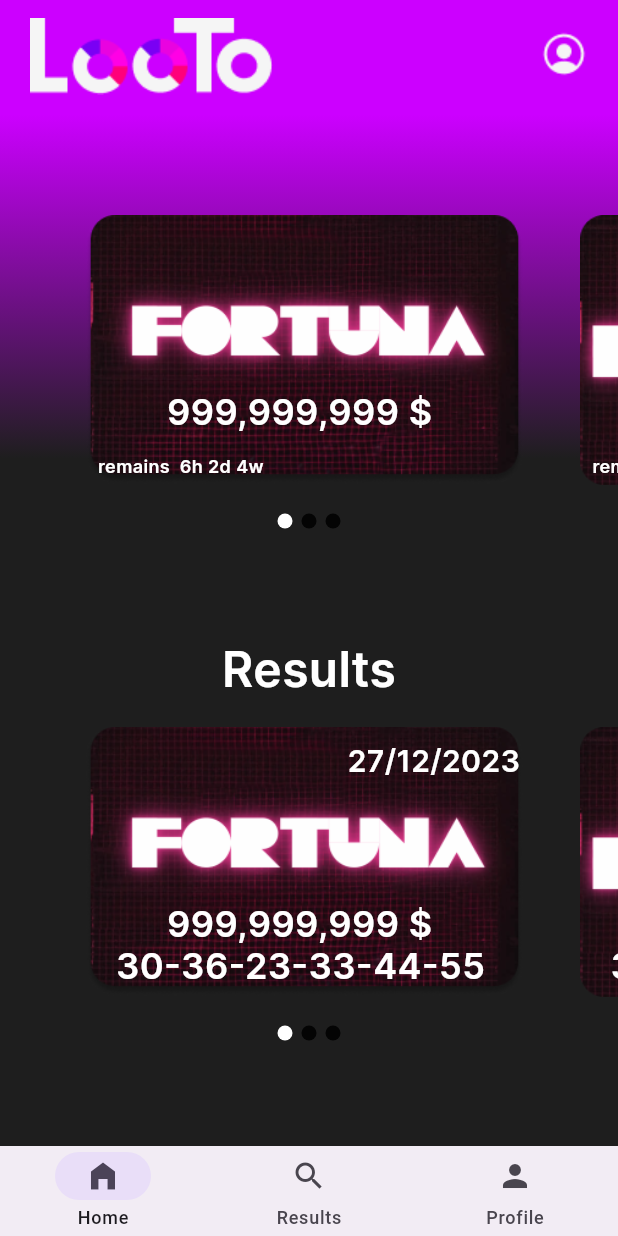
After one commit to can-sevin/lotto_flutter, a Flutter app: the HomeScreen screen opened directly, on a phone screen of 412 x 824 dp. The commit adds this screen. Run offline on Flutter 3.47's test engine with Material 2 defaults, Android fonts, the phone set to English and light mode, and no system bars; our stand-ins replace logger.

Commit message:
Added home screen & navigation

```diff
--- /dev/null
+++ b/lib/screens/home_screen.dart
@@ -0,0 +1,273 @@
+import 'dart:convert';
+import 'dart:developer';
+import 'package:flutter/material.dart';
+import 'package:http/http.dart' as http;
+import 'package:logger/logger.dart';
+import 'package:lotto_flutter/screens/otp_screen.dart';
+
+import '../constants.dart';
+
+class HomeScreen extends StatefulWidget {
+  const HomeScreen({Key? key}) : super(key: key);
+
+  @override
+  State<HomeScreen> createState() => _HomeScreenState();
+}
+
+class _HomeScreenState extends State<HomeScreen> {
+  final Logger logger = Logger();
+  int selectedIndex = 0;
+  late PageController _pageControllerTop =
+      PageController(viewportFraction: 0.8, initialPage: 0);
+  late PageController _pageControllerBottom =
+      PageController(viewportFraction: 0.8, initialPage: 0);
+  int activePageTop = 0;
+  int activePageBottom = 0;
+  List<String> images = [
+    'assets/images/fortuna.png',
+    'assets/images/felkitas.png',
+    'assets/images/nortia.png'
+  ];
+
+  void showErrorMessage(BuildContext context, String message) {
+    ScaffoldMessenger.of(context).showSnackBar(
+      SnackBar(
+        content: Text(
+          message,
+          style: const TextStyle(color: Colors.white),
+        ),
+        backgroundColor: Colors.red, // Customize the background color
+        duration: const Duration(seconds: 3), // Adjust the duration as needed
+      ),
+    );
+  }
+
+  @override
+  void initState() {
+    _pageControllerTop = PageController(viewportFraction: 0.8);
+    _pageControllerBottom = PageController(viewportFraction: 0.8);
+    super.initState();
+  }
+
+  List<Widget> indicators(imagesLength, currentIndex) {
+    return List<Widget>.generate(imagesLength, (index) {
+      return Container(
+        margin: const EdgeInsets.all(3),
+        width: 10,
+        height: 10,
+        decoration: BoxDecoration(
+            color: currentIndex == index ? Colors.white : Colors.black87,
+            shape: BoxShape.circle),
+      );
+    });
+  }
+
+  @override
+  Widget build(BuildContext context) {
+    return Scaffold(
+      bottomNavigationBar: NavigationBar(
+        height: 60,
+        animationDuration: const Duration(milliseconds: 1000),
+        destinations: const [
+          NavigationDestination(icon: Icon(Icons.home_filled), label: 'Home'),
+          NavigationDestination(icon: Icon(Icons.search), label: 'Results'),
+          NavigationDestination(icon: Icon(Icons.person), label: 'Profile')
+        ],
+        selectedIndex: selectedIndex,
+      ),
+      resizeToAvoidBottomInset: false,
+      body: Stack(
+        children: <Widget>[
+          Container(
+            decoration: const BoxDecoration(
+              gradient: LinearGradient(
+                begin: Alignment.topCenter,
+                end: Alignment.bottomCenter,
+                stops: [0.1, 0.4],
+                colors: [
+                  Color(0xFFCC00FF),
+                  Color(0xFF1E1E1E),
+                ],
+              ),
+            ),
+          ),
+          SafeArea(
+            child: Padding(
+              padding: const EdgeInsets.only(left: 20.0, top: 12.0),
+              // Adjust the left margin as needed
+              child: Image.asset(
+                'assets/images/lotto_bottom_logo.png',
+                fit: BoxFit.none,
+              ),
+            ),
+          ),
+          SafeArea(
+            child: Align(
+              alignment: Alignment.topRight,
+              child: Padding(
+                padding: const EdgeInsets.only(right: 20.0, top: 20.0),
+                // Adjust the left margin as needed
+                child: Image.asset(
+                  'assets/images/profilecircle.png',
+                  fit: BoxFit.none,
+                ),
+              ),
+            ),
+          ),
+          Padding(
+              padding: const EdgeInsets.only(top: 60.0),
+              child: Column(
+                mainAxisAlignment: MainAxisAlignment.spaceEvenly,
+                children: [
+                  Column(
+                    mainAxisAlignment: MainAxisAlignment.center,
+                    children: [
+                      SizedBox(
+                        height: 212,
+                        width: MediaQuery.of(context).size.width,
+                        child: PageView.builder(
+                          itemCount: images.length,
+                          pageSnapping: true,
+                          controller: _pageControllerTop,
+                          onPageChanged: (page) {
+                            setState(() {
+                              activePageTop = page;
+                            });
+                          },
+                          itemBuilder: (context, pagePosition) {
+                            return Stack(
+                              children: [
+                                Container(
+                                  height: 212,
+                                  margin: const EdgeInsets.all(16),
+                                  child: Image.asset(
+                                    images[pagePosition],
+                                    fit: BoxFit.cover,
+                                  ),
+                                ),
+                                const Positioned(
+                                  bottom: 48, // Adjust the position as needed
+                                  left: 70,
+                                  child: Text(
+                                    '999,999,999 \$',
+                                    style: TextStyle(
+                                      fontFamily: 'Inter',
+                                      fontWeight: FontWeight.w600,
+                                      color: Colors.white,
+                                      fontSize: 24,
+                                    ),
+                                  ),
+                                ),
+                                const Positioned(
+                                  bottom: 20, // Adjust the position as needed
+                                  left: 24, // Adjust the position as needed
+                                  child: Text(
+                                    'remains  6h 2d 4w',
+                                    style: TextStyle(
+                                      fontFamily: 'Inter',
+                                      fontWeight: FontWeight.w600,
+                                      color: Colors.white,
+                                      fontSize: 12,
+                                    ),
+                                  ),
+                                ),
+                              ],
+                            );
+                          },
+                        ),
+                      ),
+                      Row(
+                          mainAxisAlignment: MainAxisAlignment.center,
+                          children: indicators(images.length, activePageTop)),
+                    ],
+                  ),
+                  Column(
+                    mainAxisAlignment: MainAxisAlignment.center,
+                    children: [
+                      const Text("Results",
+                          style: TextStyle(
+                            fontFamily: 'Inter',
+                            fontWeight: FontWeight.w600,
+                            color: Colors.white,
+                            fontSize: 32,
+                          )),
+                      SizedBox(
+                        height: 212,
+                        width: MediaQuery.of(context).size.width,
+                        child: PageView.builder(
+                          itemCount: images.length,
+                          pageSnapping: true,
+                          controller: _pageControllerBottom,
+                          onPageChanged: (page) {
+                            setState(() {
+                              activePageBottom = page;
+                            });
+                          },
+                          itemBuilder: (context, pagePosition) {
+                            return Stack(
+                              children: [
+                                Container(
+                                  height: 212,
+                                  margin: const EdgeInsets.all(16),
+                                  child: Image.asset(
+                                    images[pagePosition],
+                                    fit: BoxFit.cover,
+                                  ),
+                                ),
+                                const Positioned(
+                                  top: 24,
+                                  right: 24, // Adjust the position as needed
+                                  child: Text(
+                                    '27/12/2023',
+                                    style: TextStyle(
+                                      fontFamily: 'Inter',
+                                      fontWeight: FontWeight.w600,
+                                      color: Colors.white,
+                                      fontSize: 20,
+                                    ),
+                                  ),
+                                ),
+                                const Positioned(
+                                  bottom: 48, // Adjust the position as needed
+                                  left: 70,
+                                  child: Text(
+                                    '999,999,999 \$',
+                                    style: TextStyle(
+                                      fontFamily: 'Inter',
+                                      fontWeight: FontWeight.w600,
+                                      color: Colors.white,
+                                      fontSize: 24,
+                                    ),
+                                  ),
+                                ),
+                                const Positioned(
+                                  bottom: 20, // Adjust the position as needed
+                                  left: 36, // Adjust the position as needed
+                                  child: Text(
+                                    '30-36-23-33-44-55',
+                                    style: TextStyle(
+                                      fontFamily: 'Inter',
+                                      fontWeight: FontWeight.w600,
+                                      color: Colors.white,
+                                      fontSize: 24,
+                                    ),
+                                  ),
+                                ),
+                              ],
+                            );
+                          },
+                        ),
+                      ),
+                      Row(
+                          mainAxisAlignment: MainAxisAlignment.center,
+                          children:
+                              indicators(images.length, activePageBottom)),
+                    ],
+                  )
+                ],
+              )),
+        ],
+      ),
+    );
+  }
+}
--- a/lib/screens/register_screen.dart
+++ b/lib/screens/register_screen.dart
@@ -67,7 +67,7 @@ class _RegisterScreenState extends State<RegisterScreen> {
 
     final errorMessage = responseBody['message'] as String; // Set your error message here
     final success = responseBody['success'] as bool; // Set your error message here
-    final int? code = success ? null : responseBody['code'] as int;
+    final int? code = responseBody['code'];
 
     if (success) {
       Navigator.of(context).pushReplacement(
@@ -109,6 +109,7 @@ class _RegisterScreenState extends State<RegisterScreen> {
   @override
   Widget build(BuildContext context) {
     return Scaffold(
+      resizeToAvoidBottomInset: false,
       body: Stack(
         children: <Widget>[
           Container(
@@ -262,7 +263,6 @@ class _RegisterScreenState extends State<RegisterScreen> {
                           firstDate: DateTime(1990),
                           lastDate: DateTime(2005),
                         );
-
                         if (selectedDate != null) {
                           setState(() {
                             _birthdayController.text =
--- a/lib/screens/splash_screen.dart
+++ b/lib/screens/splash_screen.dart
@@ -1,5 +1,6 @@
 import 'package:flutter/material.dart';
 import 'package:flutter/services.dart';
+import 'package:lotto_flutter/screens/home_screen.dart';
 import 'package:lotto_flutter/screens/login_screen.dart';
 
 class SplashScreen extends StatefulWidget {
```
Also changed, not shown: lib/screens/counter_time.dart (+119 -40 lines), lib/screens/login_screen.dart (+17 -11 lines), assets/images/felkitas.png (added), assets/images/fortuna.png (added), assets/images/nortia.png (added), assets/images/profilecircle.png (added).
